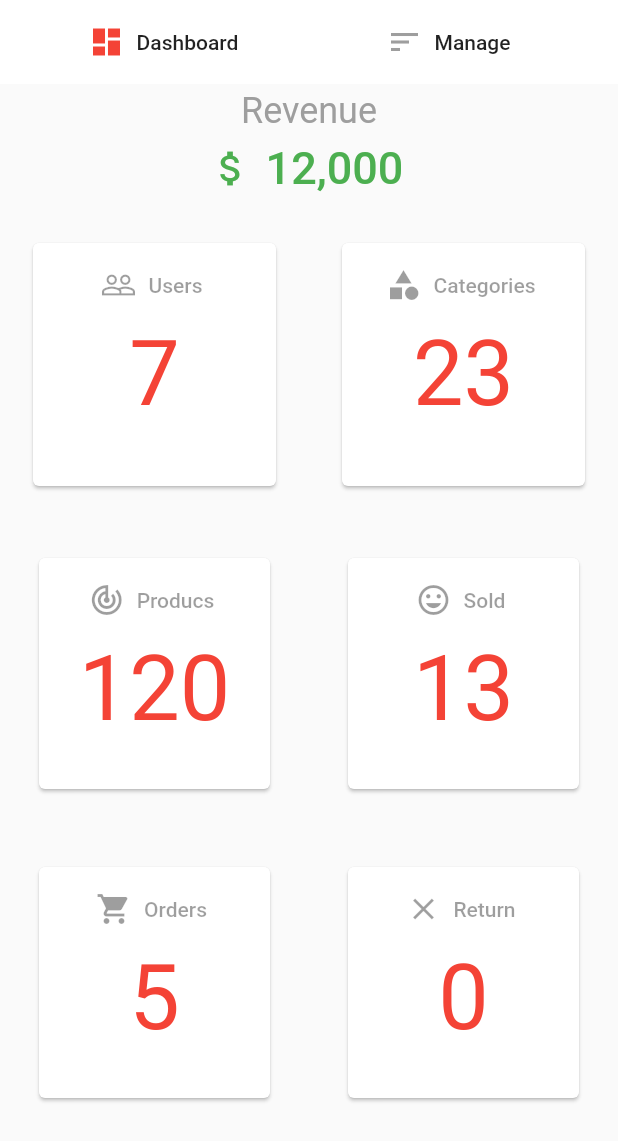
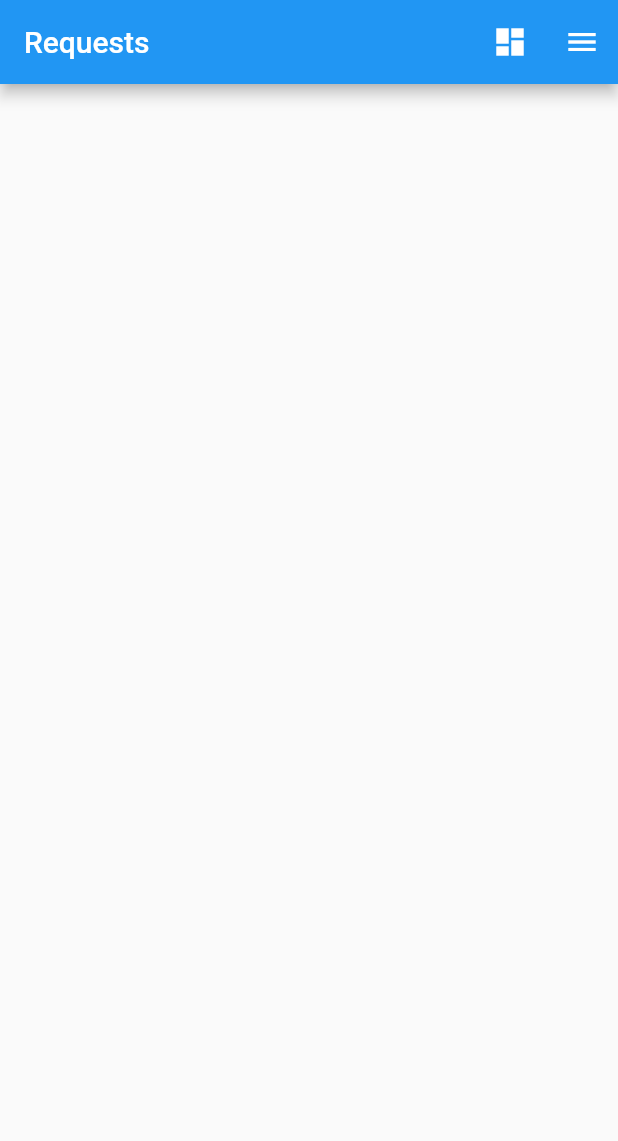
Before and after one commit to apoorvpandey/admin_book_exchange, a Flutter app: the screen it shows after launch, on a phone screen of 412 x 824 dp. Shown: the top 1141 px of the screen. Run offline on Flutter 3.47's test engine with Material 2 defaults, Android fonts, the phone set to English and light mode, and no system bars; our stand-ins replace cloud_firestore, firebase_storage, fluttertoast, image_picker; accounts and stored records are empty.

Commit message:
Minor changes

```diff
--- a/lib/db/brand.dart
+++ b/lib/db/brand.dart
@@ -1,6 +1,5 @@
 import 'package:cloud_firestore/cloud_firestore.dart';
 import 'package:uuid/uuid.dart';
-import 'dart:convert';
 
 class BrandService{
   Firestore _firestore = Firestore.instance;
--- a/lib/db/category.dart
+++ b/lib/db/category.dart
@@ -10,7 +10,7 @@ class CategoryService{
     var id = Uuid();
     String categoryId = id.v1();
 
-    _firestore.collection(ref).document(categoryId).setData({'category': name});
+    _firestore.collection(ref).document(categoryId).setData({'name': name});
   }
 
   Future <List<DocumentSnapshot>> getCategories()=>
--- a/lib/db/product.dart
+++ b/lib/db/product.dart
@@ -5,7 +5,7 @@ class ProductService{
   Firestore _firestore = Firestore.instance;
   String ref = "products";
 
-  void uploadProduct({String productName, String brand, String category, int quantity, List images, double price}){
+  void uploadProduct({String productName, String brand, String category, int quantity, List images, String price}){
     var id = Uuid();
     String productId = id.v1();
 
--- /dev/null
+++ b/lib/model/request_model.dart
@@ -0,0 +1,36 @@
+import 'package:cloud_firestore/cloud_firestore.dart';
+
+class RequestedProduct{
+static const String RESUESTEDPRODUCTNAME= "NameOfTheRequestedProduct";
+static const String USEREMAIL= "UserEmail";
+static const String USERNAME= "UserName";
+
+String _requestedProductName;
+String _userEmail;
+String _userName;
+
+String get requestedProductName => _requestedProductName;
+
+  set requestedProductName(String value) {
+    _requestedProductName = value;
+  }
+
+String get userEmail => _userEmail;
+
+String get userName => _userName;
+
+  set userName(String value) {
+    _userName = value;
+  }
+
+  set userEmail(String value) {
+    _userEmail = value;
+  }
+
+RequestedProduct.fromSnapshot(DocumentSnapshot snapshot){
+  Map data = snapshot.data;
+  _requestedProductName = data[RESUESTEDPRODUCTNAME];
+  _userEmail = data[USEREMAIL];
+  _userName = data[USERNAME];
+}
+}
--- a/lib/screens/admin.dart
+++ b/lib/screens/admin.dart
@@ -1,7 +1,9 @@
+import 'package:book_exchange_admin/model/request_model.dart';
 import 'package:book_exchange_admin/screens/add_products.dart';
 import 'package:flutter/material.dart';
 import '../db/category.dart';
-import 'package:flutter_flexible_toast/flutter_flexible_toast.dart';
+import 'package:cloud_firestore/cloud_firestore.dart';
+import 'package:fluttertoast/fluttertoast.dart';
 import '../db/brand.dart';
 
 enum Page { dashboard, manage }
@@ -12,6 +14,10 @@ class Admin extends StatefulWidget {
 }
 
 class _AdminState extends State<Admin> {
+  Firestore _firestore = Firestore.instance;
+
+  List<RequestedProduct> requestedProduct = <RequestedProduct>[];
+
   Page _selectedPage = Page.dashboard;
   MaterialColor active = Colors.red;
   MaterialColor notActive = Colors.grey;
@@ -22,41 +28,21 @@ class _AdminState extends State<Admin> {
   BrandService _brandService = BrandService();
   CategoryService _categoryService = CategoryService();
 
-
+  @override
+  void initState() {
+    getRequestedProductFromDatabase();
+    super.initState();
+  }
 
   @override
   Widget build(BuildContext context) {
     return Scaffold(
         appBar: AppBar(
-          title: Row(
-            children: <Widget>[
-              Expanded(
-                  child: FlatButton.icon(
-                      onPressed: () {
-                        setState(() => _selectedPage = Page.dashboard);
-                      },
-                      icon: Icon(
-                        Icons.dashboard,
-                        color: _selectedPage == Page.dashboard
-                            ? active
-                            : notActive,
-                      ),
-                      label: Text('Dashboard'))),
-              Expanded(
-                  child: FlatButton.icon(
-                      onPressed: () {
-                        setState(() => _selectedPage = Page.manage);
-                      },
-                      icon: Icon(
-                        Icons.sort,
-                        color:
-                        _selectedPage == Page.manage ? active : notActive,
-                      ),
-                      label: Text('Manage'))),
-            ],
-          ),
-          elevation: 0.0,
-          backgroundColor: Colors.white,
+          title: Text("Requests"),
+          actions: [
+           IconButton(icon: Icon(Icons.dashboard), onPressed: (){setState(() => _selectedPage = Page.dashboard);}),
+           IconButton(icon: Icon(Icons.menu), onPressed: (){ setState(() => _selectedPage = Page.manage);})
+          ],/**/
         ),
         body: _loadScreen());
   }
@@ -64,126 +50,55 @@ class _AdminState extends State<Admin> {
   Widget _loadScreen() {
     switch (_selectedPage) {
       case Page.dashboard:
+       var listView = ListView.builder(
+          itemCount: requestedProduct.length,
+            itemBuilder: (context, index) {
           return Column(
             children: <Widget>[
-            ListTile(
-              subtitle: FlatButton.icon(
-                onPressed: null,
-                icon: Icon(
-                  Icons.attach_money,
-                  size: 30.0,
-                  color: Colors.green,
-                ),
-                label: Text('12,000',
-                    textAlign: TextAlign.center,
-                    style: TextStyle(fontSize: 30.0, color: Colors.green)),
-              ),
-              title: Text(
-                'Revenue',
-                textAlign: TextAlign.center,
-                style: TextStyle(fontSize: 24.0, color: Colors.grey),
-              ),
-            ),
-            Expanded(
-              child: GridView(
-                gridDelegate: SliverGridDelegateWithFixedCrossAxisCount(
-                    crossAxisCount: 2),
+              Row(
+                mainAxisAlignment: MainAxisAlignment.spaceBetween,
+                children: <Widget>[
+                  Column(
+                    crossAxisAlignment: CrossAxisAlignment.start,
                     children: <Widget>[
                       Padding(
-                    padding: const EdgeInsets.all(18.0),
-                    child: Card(
-                      child: ListTile(
-                          title: FlatButton.icon(
-                              onPressed: null,
-                              icon: Icon(Icons.people_outline),
-                              label: Text("Users")),
-                          subtitle: Text(
-                            '7',
-                            textAlign: TextAlign.center,
-                            style: TextStyle(color: active, fontSize: 60.0),
-                          )),
+                        padding:
+                        const EdgeInsets.fromLTRB(12.0, 12.0, 12.0, 6.0),
+                        child: Text(
+                          "Requested product name:",
+                          style: TextStyle(
+                              fontSize: 22.0, fontWeight: FontWeight.bold),
                         ),
                       ),
                       Padding(
-                    padding: const EdgeInsets.all(18.0),
-                    child: Card(
-                      child: ListTile(
-                          title: FlatButton.icon(
-                              onPressed: null,
-                              icon: Icon(Icons.category),
-                              label: Text("Categories")),
-                          subtitle: Text(
-                            '23',
-                            textAlign: TextAlign.center,
-                            style: TextStyle(color: active, fontSize: 60.0),
-                          )),
+                        padding:
+                        const EdgeInsets.fromLTRB(12.0, 6.0, 12.0, 12.0),
+                        child: Text(
+                          requestedProduct[index].requestedProductName,
+                          style: TextStyle(fontSize: 18.0),
                         ),
                       ),
                       Padding(
-                    padding: const EdgeInsets.all(22.0),
-                    child: Card(
-                      child: ListTile(
-                          title: FlatButton.icon(
-                              onPressed: null,
-                              icon: Icon(Icons.track_changes),
-                              label: Text("Producs")),
-                          subtitle: Text(
-                            '120',
-                            textAlign: TextAlign.center,
-                            style: TextStyle(color: active, fontSize: 60.0),
-                          )),
-                    ),
-                  ),
-                  Padding(
-                    padding: const EdgeInsets.all(22.0),
-                    child: Card(
-                      child: ListTile(
-                          title: FlatButton.icon(
-                              onPressed: null,
-                              icon: Icon(Icons.tag_faces),
-                              label: Text("Sold")),
-                          subtitle: Text(
-                            '13',
-                            textAlign: TextAlign.center,
-                            style: TextStyle(color: active, fontSize: 60.0),
-                          )),
-                    ),
-                  ),
-                  Padding(
-                    padding: const EdgeInsets.all(22.0),
-                    child: Card(
-                      child: ListTile(
-                          title: FlatButton.icon(
-                              onPressed: null,
-                              icon: Icon(Icons.shopping_cart),
-                              label: Text("Orders")),
-                          subtitle: Text(
-                            '5',
-                            textAlign: TextAlign.center,
-                            style: TextStyle(color: active, fontSize: 60.0),
-                          )),
-                    ),
-                  ),
-                  Padding(
-                    padding: const EdgeInsets.all(22.0),
-                    child: Card(
-                      child: ListTile(
-                          title: FlatButton.icon(
-                              onPressed: null,
-                              icon: Icon(Icons.close),
-                              label: Text("Return")),
-                          subtitle: Text(
-                            '0',
-                            textAlign: TextAlign.center,
-                            style: TextStyle(color: active, fontSize: 60.0),
-                          )),
+                        padding:
+                        const EdgeInsets.fromLTRB(12.0, 12.0, 12.0, 6.0),
+                        child: Text(
+                          "Name",
+                          style: TextStyle(
+                              fontSize: 22.0, fontWeight: FontWeight.bold),
                         ),
                       ),
                     ],
                   ),
+                ],
               ),
+              Divider(
+                height: 2.0,
+                color: Colors.grey,
+              )
             ],
           );
+        });
+        return listView;
         break;
       case Page.manage:
         return ListView(
@@ -192,13 +107,14 @@ class _AdminState extends State<Admin> {
               leading: Icon(Icons.add),
               title: Text("Add product"),
               onTap: () {
-                Navigator.push(context, MaterialPageRoute(builder: (context)=>AddProduct()));
+                Navigator.push(context,
+                    MaterialPageRoute(builder: (context) => AddProduct()));
               },
             ),
             Divider(),
             ListTile(
-              leading: Icon(Icons.change_history),
-              title: Text("Products list"),
+              leading: Icon(Icons.image),
+              title: Text("Upload Carousel"),
               onTap: () {},
             ),
             Divider(),
@@ -244,28 +160,36 @@ class _AdminState extends State<Admin> {
         key: _categoryFormKey,
         child: TextFormField(
           controller: categoryController,
-          validator: (value){
-            if(value.isEmpty){
+          validator: (value) {
+            if (value.isEmpty) {
               return 'category cannot be empty';
             }
           },
-          decoration: InputDecoration(
-              hintText: "add category"
-          ),
+          decoration: InputDecoration(hintText: "add category"),
         ),
       ),
       actions: <Widget>[
-        FlatButton(onPressed: (){
-          if(categoryController.text != null){
+        FlatButton(
+            onPressed: () {
+              if (_categoryFormKey.currentState.validate()) {
                 _categoryService.createCategory(categoryController.text);
               }
-          FlutterFlexibleToast.showToast(message: "Category Created");
+              Fluttertoast.showToast(
+                  msg: "Category created",
+                  toastLength: Toast.LENGTH_SHORT,
+                  gravity: ToastGravity.BOTTOM,
+                  timeInSecForIosWeb: 1,
+                  backgroundColor: Colors.black,
+                  textColor: Colors.white,
+                  fontSize: 16.0);
               Navigator.pop(context);
-        }, child: Text('ADD')),
-        FlatButton(onPressed: (){
+            },
+            child: Text('ADD')),
+        FlatButton(
+            onPressed: () {
               Navigator.pop(context);
-        }, child: Text('CANCEL')),
-
+            },
+            child: Text('CANCEL')),
       ],
     );
 
@@ -278,31 +202,56 @@ class _AdminState extends State<Admin> {
         key: _brandFormKey,
         child: TextFormField(
           controller: brandController,
-          validator: (value){
-            if(value.isEmpty){
+          validator: (value) {
+            if (value.isEmpty) {
               return 'category cannot be empty';
             }
           },
-          decoration: InputDecoration(
-              hintText: "add brand"
-          ),
+          decoration: InputDecoration(hintText: "add brand"),
         ),
       ),
       actions: <Widget>[
-        FlatButton(onPressed: (){
-          if(brandController.text != null){
+        FlatButton(
+            onPressed: () {
+              if (brandController.text != null) {
                 _brandService.createBrand(brandController.text);
               }
-          FlutterFlexibleToast.showToast(message: "Brand Added");
+              Fluttertoast.showToast(
+                  msg: "Brand added",
+                  toastLength: Toast.LENGTH_SHORT,
+                  gravity: ToastGravity.BOTTOM,
+                  timeInSecForIosWeb: 1,
+                  backgroundColor: Colors.black,
+                  textColor: Colors.white,
+                  fontSize: 16.0);
               Navigator.pop(context);
-        }, child: Text('ADD')),
-        FlatButton(onPressed: (){
+            },
+            child: Text('ADD')),
+        FlatButton(
+            onPressed: () {
               Navigator.pop(context);
-        }, child: Text('CANCEL')),
-
+            },
+            child: Text('CANCEL')),
       ],
     );
 
     showDialog(context: context, builder: (_) => alert);
   }
+
+  void getRequestedProductFromDatabase() async {
+    List<RequestedProduct> data = await getProducts();
+    print("ItemCount " + data.length.toString());
+    setState(() {
+      requestedProduct = data;
+    });
   }
+
+  Future<List<RequestedProduct>> getProducts() =>
+      _firestore.collection("requests").getDocuments().then((snap) {
+        List<RequestedProduct> list = [];
+
+        snap.documents
+            .forEach((f) => list.add(RequestedProduct.fromSnapshot(f)));
+        return list;
+      });
+}
--- a/pubspec.yaml
+++ b/pubspec.yaml
@@ -35,7 +35,7 @@ dependencies:
   google_sign_in: ^4.5.1
   shared_preferences: ^0.5.8
   firebase_database: ^3.1.6
-  flutter_flexible_toast: ^0.1.4
+  fluttertoast: ^7.0.2
   firebase_storage: ^3.1.6
   image_picker: ^0.6.7+4
   cached_network_image: ^2.2.0+1
```
Also changed, not shown: lib/screens/add_products.dart (+27 -6 lines), lib/screens/upload_carousel.dart (added, +20 -0 lines), pubspec.lock, 1 other file. Lines whose indentation alone changed are shown as unchanged.
